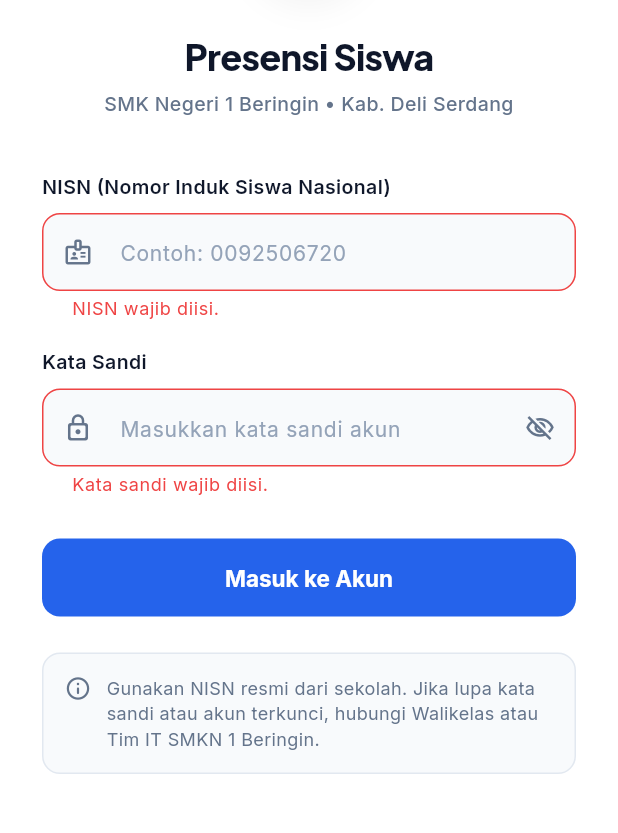
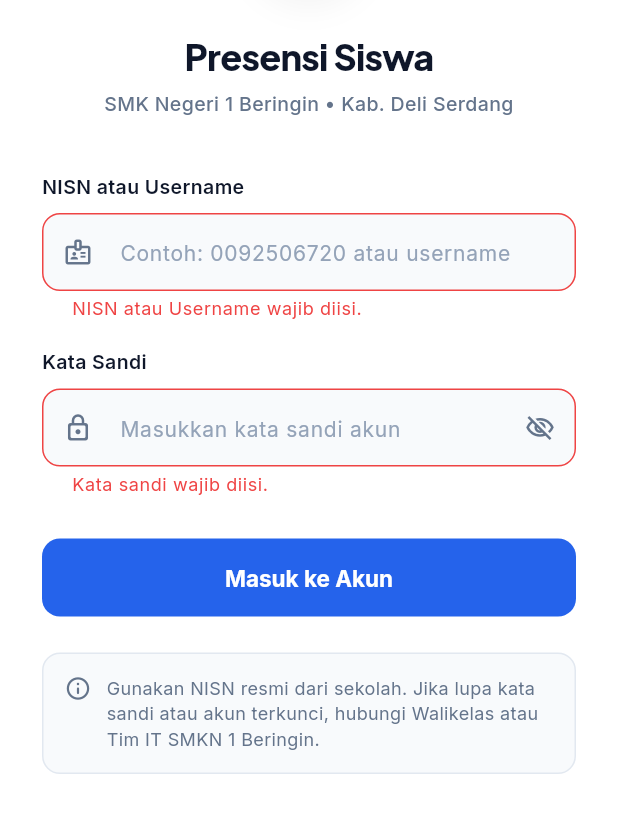
Before and after one commit to DIMASAHNAF/presensi-digital-mobile, a Flutter app: the screen it shows after launch, after a tap on "Masuk ke Akun", on a phone screen of 412 x 824 dp, the part 297-1130 px from its top. Run offline on Flutter 3.47's test engine with Material 3 defaults, Android fonts, the phone set to English and light mode, and no system bars; our stand-ins replace camera, geolocator, google_fonts, shared_preferences; accounts and stored records are empty.

Commit message:
fix(auth): support alphanumeric usernames in login field and optimize password input

```diff
--- a/lib/features/auth/login_screen.dart
+++ b/lib/features/auth/login_screen.dart
@@ -1,5 +1,4 @@
 import 'package:flutter/material.dart';
-import 'package:flutter/services.dart';
 import 'package:google_fonts/google_fonts.dart';
 import '../../core/theme/app_theme.dart';
 import '../../core/services/api_service.dart';
@@ -164,9 +163,9 @@ class _LoginScreenState extends State<LoginScreen> {
                     const SizedBox(height: 20),
                   ],
 
-                  // NISN Field
+                  // NISN / Username Field
                   Text(
-                    'NISN (Nomor Induk Siswa Nasional)',
+                    'NISN atau Username',
                     style: GoogleFonts.inter(
                       fontSize: 13,
                       fontWeight: FontWeight.w600,
@@ -176,10 +175,10 @@ class _LoginScreenState extends State<LoginScreen> {
                   const SizedBox(height: 8),
                   TextFormField(
                     controller: _nisnController,
-                    keyboardType: TextInputType.number,
-                    inputFormatters: [FilteringTextInputFormatter.digitsOnly],
+                    keyboardType: TextInputType.text,
+                    textInputAction: TextInputAction.next,
                     decoration: InputDecoration(
-                      hintText: 'Contoh: 0092506720',
+                      hintText: 'Contoh: 0092506720 atau username',
                       hintStyle: GoogleFonts.inter(
                         color: AppColors.textMuted,
                         fontSize: 14,
@@ -213,10 +212,7 @@ class _LoginScreenState extends State<LoginScreen> {
                     ),
                     validator: (val) {
                       if (val == null || val.trim().isEmpty) {
-                        return 'NISN wajib diisi.';
-                      }
-                      if (val.trim().length < 5) {
-                        return 'NISN tidak valid.';
+                        return 'NISN atau Username wajib diisi.';
                       }
                       return null;
                     },
@@ -236,6 +232,10 @@ class _LoginScreenState extends State<LoginScreen> {
                   TextFormField(
                     controller: _passwordController,
                     obscureText: _obscurePassword,
+                    keyboardType: _obscurePassword ? TextInputType.text : TextInputType.visiblePassword,
+                    textInputAction: TextInputAction.done,
+                    enableSuggestions: false,
+                    autocorrect: false,
                     decoration: InputDecoration(
                       hintText: 'Masukkan kata sandi akun',
                       hintStyle: GoogleFonts.inter(
```
